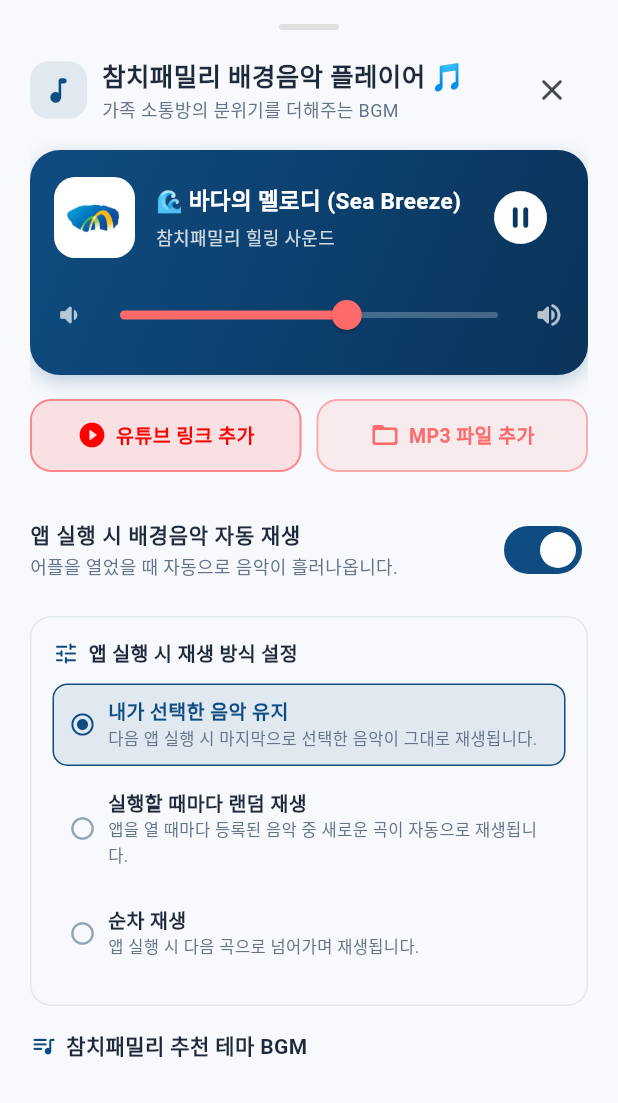
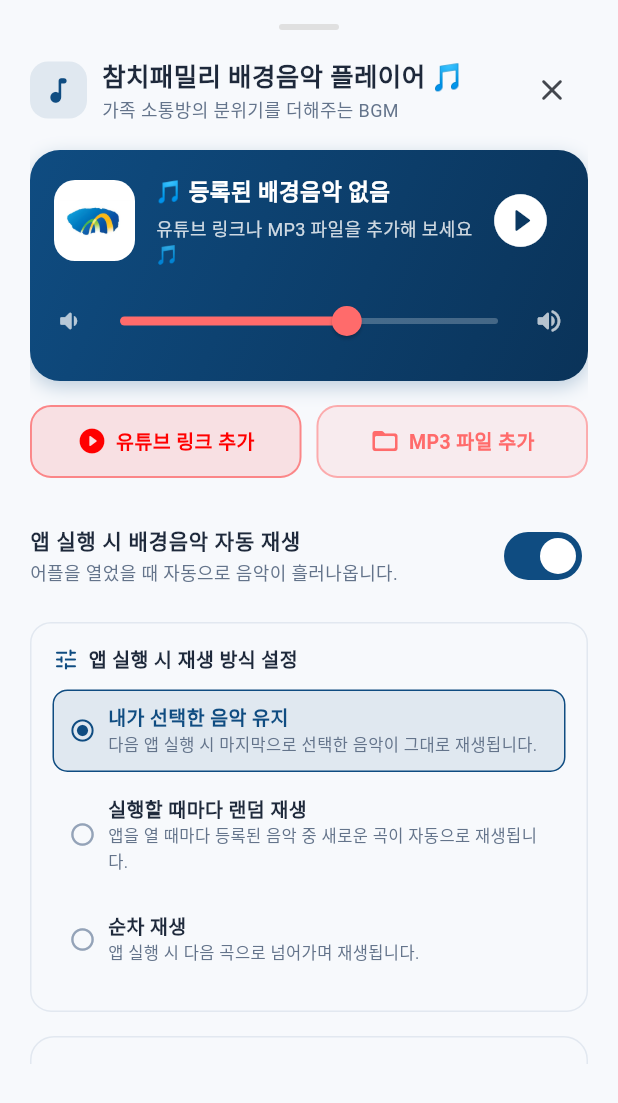
Before and after one commit to rlaehdgjs1/Tuna-Family, a Flutter app: the MusicPlayerSheet widget shown alone on an empty page, opened directly, on a phone screen of 412 x 824 dp. Shown: the top 1103 px of the screen. Run offline on Flutter 3.47's test engine with Material 3 defaults, Android fonts, the phone set to English and light mode, and no system bars; our stand-ins replace audioplayers, file_picker, flutter_local_notifications, shared_preferences, youtube_player_iframe; accounts and stored records are empty.

Commit message:
feat: Remove preset recommended theme BGM from music player

```diff
--- a/lib/providers/music_provider.dart
+++ b/lib/providers/music_provider.dart
@@ -118,6 +118,13 @@ class MusicProvider with ChangeNotifier {
   static const String _customTracksKey = 'tuna_family_custom_tracks_v3';
   static const String _startModeKey = 'tuna_family_music_start_mode';
 
+  static const MusicTrack emptyTrack = MusicTrack(
+    id: 'empty_track',
+    title: '등록된 배경음악 없음',
+    artist: '유튜브 링크나 MP3 파일을 추가해 보세요 🎵',
+    icon: '🎵',
+  );
+
   final AudioPlayer _audioPlayer = AudioPlayer();
   YoutubePlayerController? _ytController;
 
@@ -129,31 +136,14 @@ class MusicProvider with ChangeNotifier {
   Duration _totalDuration = Duration.zero;
   String? _errorMessage;
 
-  // Preset Tuna Family Tracks (Royalty-free relaxing/cheerful background streams)
-  static final List<MusicTrack> presetTracks = [
-    const MusicTrack(
-      id: 'track_sea',
-      title: '바다의 멜로디 (Sea Breeze)',
-      artist: '참치패밀리 힐링 사운드',
-      icon: '🌊',
-      url:
-          'https://cdn.pixabay.com/download/audio/2022/05/27/audio_1808fbf07a.mp3?filename=lofi-study-112191.mp3',
-    ),
-    const MusicTrack(
-      id: 'track_cozy',
-      title: '따뜻한 가족 카페 (Cozy Living Room)',
-      artist: '어쿠스틱 패밀리',
-      icon: '☕',
-      url:
-          'https://cdn.pixabay.com/download/audio/2022/01/18/audio_d0a13f69d2.mp3?filename=acoustic-guitar-loop-f-91bpm-14578.mp3',
-    ),
-  ];
+  // Preset Tracks deleted as requested (empty)
+  static final List<MusicTrack> presetTracks = [];
 
   late MusicTrack _currentTrack;
   List<MusicTrack> _customTracks = [];
 
   MusicProvider() {
-    _currentTrack = presetTracks[0];
+    _currentTrack = emptyTrack;
     _initAudio();
   }
 
@@ -168,7 +158,7 @@ class MusicProvider with ChangeNotifier {
   List<MusicTrack> get customTracks => _customTracks;
   String? get errorMessage => _errorMessage;
 
-  List<MusicTrack> get allTracks => [...presetTracks, ..._customTracks];
+  List<MusicTrack> get allTracks => [..._customTracks];
 
   YoutubePlayerController get ytController {
     if (_ytController == null) {
@@ -249,6 +239,7 @@ class MusicProvider with ChangeNotifier {
       final tracks = allTracks;
       final savedTrackId = prefs.getString(_selectedTrackKey);
 
+      if (tracks.isNotEmpty) {
         if (_startMode == MusicStartMode.random && tracks.length > 1) {
           final randomIndex = Random().nextInt(tracks.length);
           _currentTrack = tracks[randomIndex];
@@ -257,18 +248,21 @@ class MusicProvider with ChangeNotifier {
           final nextIndex = (currentIndex + 1) % tracks.length;
           _currentTrack = tracks[nextIndex];
         } else {
-        // Default: MusicStartMode.lastSelected -> Restore the user's chosen track
+          // Default: MusicStartMode.lastSelected
           if (savedTrackId != null) {
             final found = tracks.where((t) => t.id == savedTrackId).firstOrNull;
-          if (found != null) {
-            _currentTrack = found;
-          }
+            _currentTrack = found ?? tracks.first;
+          } else {
+            _currentTrack = tracks.first;
           }
         }
 
-      // If autoplay is enabled, automatically start playing!
-      if (_isAutoPlayEnabled) {
+        // If autoplay is enabled and tracks exist, start playing
+        if (_isAutoPlayEnabled && _currentTrack.id != emptyTrack.id) {
           playTrack(_currentTrack, autoPlay: true);
+        }
+      } else {
+        _currentTrack = emptyTrack;
       }
     } catch (e) {
       if (kDebugMode) {
@@ -290,8 +284,9 @@ class MusicProvider with ChangeNotifier {
     }
   }
 
-  /// Automatically plays the given track (Handles both YouTube and Local/URL MP3s)
+  /// Automatically plays the given track
   Future<void> playTrack(MusicTrack track, {bool autoPlay = true}) async {
+    if (track.id == emptyTrack.id) return;
     _currentTrack = track;
     _errorMessage = null;
 
@@ -403,6 +398,12 @@ class MusicProvider with ChangeNotifier {
   }
 
   Future<void> togglePlayPause() async {
+    if (_currentTrack.id == emptyTrack.id && _customTracks.isNotEmpty) {
+      await playTrack(_customTracks.first, autoPlay: true);
+      return;
+    }
+    if (_currentTrack.id == emptyTrack.id) return;
+
     if (_isPlaying) {
       if (_currentTrack.isYouTube) {
         if (_ytController != null) {
@@ -482,7 +483,7 @@ class MusicProvider with ChangeNotifier {
         await _saveCustomTracks();
 
         // Immediately play and save as active track
-        await playTrack(newTrack);
+        await playTrack(newTrack, autoPlay: true);
         notifyListeners();
         return true;
       }
@@ -502,8 +503,18 @@ class MusicProvider with ChangeNotifier {
     await _saveCustomTracks();
 
     if (_currentTrack.id == trackId) {
-      // If deleted track was active, switch to first preset track
-      await playTrack(presetTracks[0]);
+      if (_customTracks.isNotEmpty) {
+        await playTrack(_customTracks.first, autoPlay: true);
+      } else {
+        _currentTrack = emptyTrack;
+        _isPlaying = false;
+        await _audioPlayer.stop();
+        if (_ytController != null) {
+          try {
+            await _ytController!.pauseVideo();
+          } catch (_) {}
+        }
+      }
     }
     notifyListeners();
   }
--- a/lib/widgets/music_player_sheet.dart
+++ b/lib/widgets/music_player_sheet.dart
@@ -279,7 +279,6 @@ class MusicPlayerSheet extends StatelessWidget {
     final currentTrack = musicProvider.currentTrack;
     final isPlaying = musicProvider.isPlaying;
     final customTracks = musicProvider.customTracks;
-    final presetTracks = MusicProvider.presetTracks;
 
     return SafeArea(
       child: Container(
@@ -768,7 +767,7 @@ class MusicPlayerSheet extends StatelessWidget {
 
               const SizedBox(height: 16),
 
-              // --- My Custom & YouTube Music List (If any) ---
+              // --- My Custom & YouTube Music List ---
               if (customTracks.isNotEmpty) ...[
                 Row(
                   children: [
@@ -832,46 +831,45 @@ class MusicPlayerSheet extends StatelessWidget {
                   },
                 ),
                 const SizedBox(height: 16),
-              ],
-
-              // --- Preset Recommended Tracks ---
-              const Row(
+              ] else ...[
+                // Empty State when no music tracks are registered
+                Container(
+                  width: double.infinity,
+                  padding:
+                      const EdgeInsets.symmetric(vertical: 24, horizontal: 16),
+                  decoration: BoxDecoration(
+                    color: AppColors.background,
+                    borderRadius: BorderRadius.circular(16),
+                    border: Border.all(color: AppColors.border),
+                  ),
+                  child: Column(
                     children: [
-                  Icon(Icons.queue_music_rounded,
-                      size: 18, color: AppColors.primary),
-                  SizedBox(width: 6),
-                  Text(
-                    '참치패밀리 추천 테마 BGM',
+                      const Icon(Icons.music_note_rounded,
+                          size: 38, color: AppColors.textMuted),
+                      const SizedBox(height: 8),
+                      const Text(
+                        '등록된 배경음악이 없습니다',
                         style: TextStyle(
                           fontSize: 14,
                           fontWeight: FontWeight.bold,
                           color: AppColors.textPrimary,
                         ),
                       ),
+                      const SizedBox(height: 4),
+                      Text(
+                        '위의 [유튜브 링크 추가] 또는 [MP3 파일 추가]를 눌러\n원하는 음악을 배경음악으로 등록해 보세요! 🎬🎵',
+                        textAlign: TextAlign.center,
+                        style: TextStyle(
+                          fontSize: 12,
+                          color: Colors.grey.shade600,
+                          height: 1.4,
+                        ),
+                      ),
                     ],
                   ),
-              const SizedBox(height: 8),
-
-              ListView.separated(
-                shrinkWrap: true,
-                physics: const NeverScrollableScrollPhysics(),
-                itemCount: presetTracks.length,
-                separatorBuilder: (context, index) =>
-                    const Divider(height: 1, color: AppColors.divider),
-                itemBuilder: (context, index) {
-                  final track = presetTracks[index];
-                  final isCurrent = track.id == currentTrack.id;
-
-                  return _buildTrackTile(
-                    context: context,
-                    musicProvider: musicProvider,
-                    track: track,
-                    isCurrent: isCurrent,
-                    isPlaying: isPlaying,
-                  );
-                },
                 ),
                 const SizedBox(height: 16),
+              ],
             ],
           ),
         ),
```
Also changed, not shown: 1 other file. Lines whose indentation alone changed are shown as unchanged.
